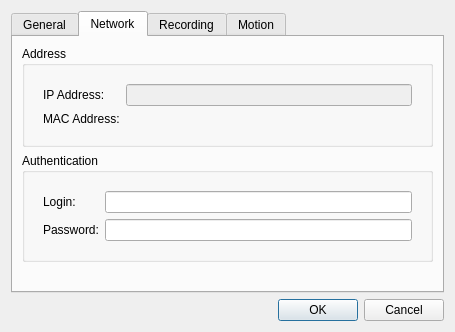
First picture: the form in client/src/ui/dialogs/camerasettingsdialog.ui, repository networkoptix/nx_open, before the edit.
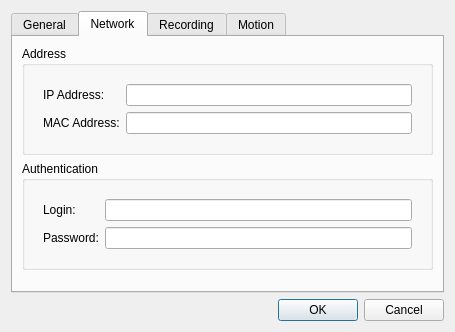
Second picture: the form after the edit. The open tabs and pages were chosen to show the change. Custom widgets are drawn as their Qt base class.

Commit message:
IP & MAC address line edits now selectable & copyable.
<==== Mercurial data ====>
Branch: master

The edit to the form file:
```diff
--- a/client/src/ui/dialogs/camerasettingsdialog.ui
+++ b/client/src/ui/dialogs/camerasettingsdialog.ui
@@ -17,7 +17,7 @@
    <item>
     <widget class="QTabWidget" name="tabWidget">
      <property name="currentIndex">
-      <number>0</number>
+      <number>1</number>
      </property>
      <widget class="QWidget" name="tabGeneral">
       <attribute name="title">
@@ -79,7 +79,13 @@
             <item row="0" column="1">
              <widget class="QLineEdit" name="ipAddressEdit">
               <property name="enabled">
-               <bool>false</bool>
+               <bool>true</bool>
+              </property>
+              <property name="frame">
+               <bool>true</bool>
+              </property>
+              <property name="readOnly">
+               <bool>true</bool>
               </property>
              </widget>
             </item>
@@ -91,15 +97,9 @@
              </widget>
             </item>
             <item row="1" column="1">
-             <widget class="QLabel" name="macAddressValueLabel">
-              <property name="sizePolicy">
-               <sizepolicy hsizetype="Expanding" vsizetype="Preferred">
-                <horstretch>0</horstretch>
-                <verstretch>0</verstretch>
-               </sizepolicy>
-              </property>
-              <property name="text">
-               <string/>
+             <widget class="QLineEdit" name="macAddressEdit">
+              <property name="readOnly">
+               <bool>true</bool>
               </property>
              </widget>
             </item>
```
The commit also changes 2 other files.
